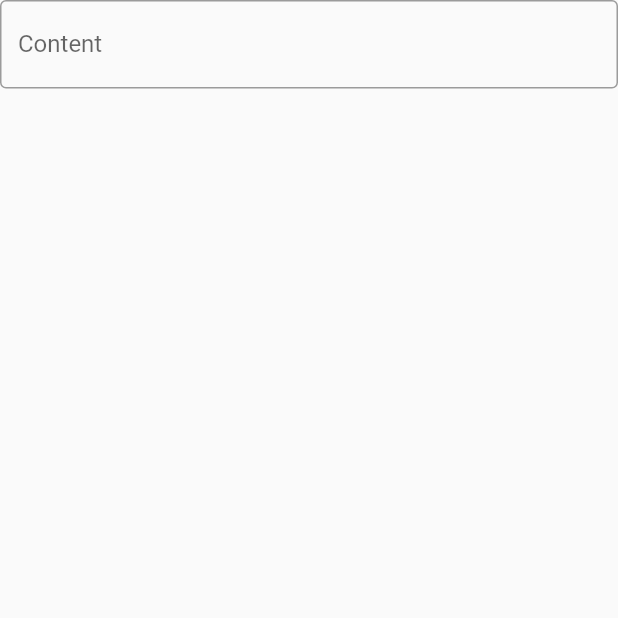
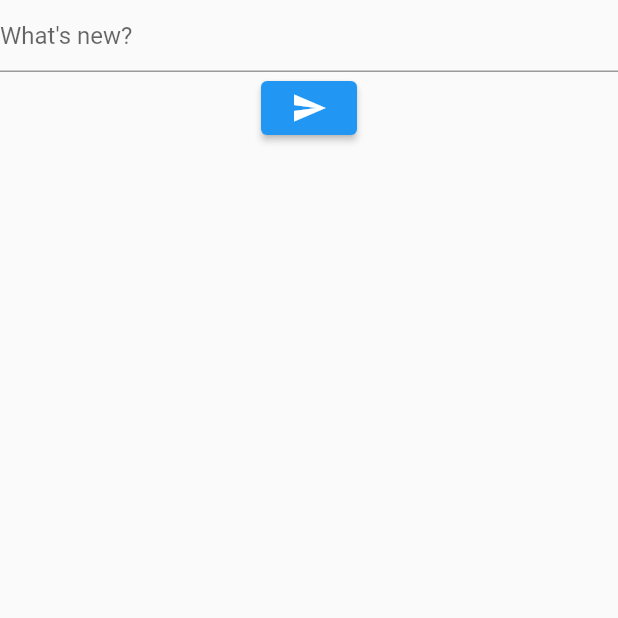
Before and after one commit to jaysonmourier/studylink, a Flutter app: the screen it shows after launch, on a phone screen of 412 x 824 dp, the top half of it. Run offline on Flutter 3.47's test engine with Material 2 defaults, Android fonts, the phone set to English and light mode, and no system bars.

Commit message:
the form is now setup

```diff
--- a/studylink_front/lib/widgets/form.dart
+++ b/studylink_front/lib/widgets/form.dart
@@ -1,4 +1,9 @@
+// https://docs.flutter.dev/cookbook/forms/validation
+
+import 'dart:convert';
+
 import 'package:flutter/material.dart';
+import 'package:http/http.dart' as http;
 
 class FormWidget extends StatefulWidget {
   const FormWidget({super.key});
@@ -10,21 +15,40 @@ class FormWidget extends StatefulWidget {
 }
 
 class FormWidgetState extends State<FormWidget> {
+  /*
+    Une clé globale identifie de manière unique des élèments dans toute
+    l'application.
+   */
   final _formKey = GlobalKey<FormState>();
+  TextEditingController contentController = new TextEditingController();
 
   @override
   Widget build(BuildContext context) {
     return Form(
       key: _formKey,
       child: Column(
-        children: const <Widget>[
-          TextField(
-            obscureText: false,
-            decoration: InputDecoration(
-              border: OutlineInputBorder(),
-              labelText: 'Content',
-            ),
-          )
+        children: <Widget>[
+          TextFormField(
+            controller: contentController,
+            decoration: const InputDecoration(hintText: "What's new?"),
+          ),
+          ElevatedButton(
+              onPressed: (() {
+                if (_formKey.currentState!.validate()) {
+                  Future<http.Response> createAlbum(String title) {
+                    return http.post(
+                      Uri.parse('http://localhost:8082/posts'),
+                      headers: <String, String>{
+                        'Content-Type': 'application/json; charset=UTF-8',
+                      },
+                      body: jsonEncode(<String, String>{
+                        'content': contentController.text,
+                      }),
+                    );
+                  }
+                }
+              }),
+              child: const Icon(Icons.send))
         ],
       ),
     );
--- a/studylink_front/pubspec.yaml
+++ b/studylink_front/pubspec.yaml
@@ -36,6 +36,7 @@ dependencies:
   # The following adds the Cupertino Icons font to your application.
   # Use with the CupertinoIcons class for iOS style icons.
   cupertino_icons: ^1.0.2
+  http: ^0.13.5
 
 dev_dependencies:
   flutter_test:
```
Also changed, not shown: studylink_front/pubspec.lock.
